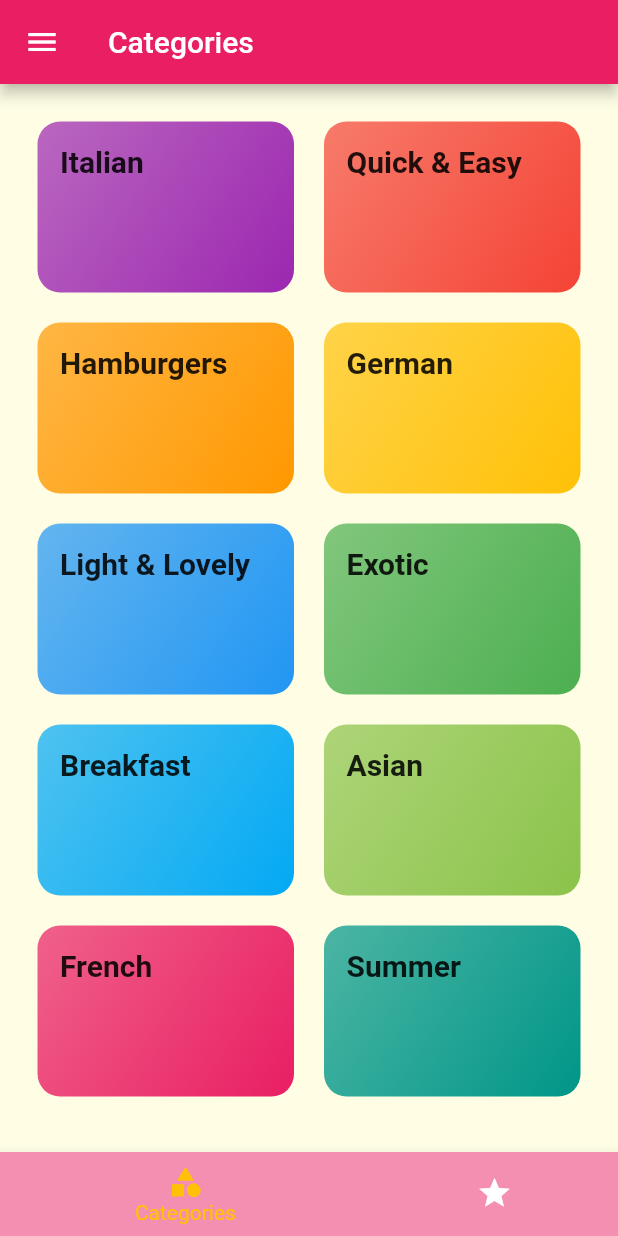
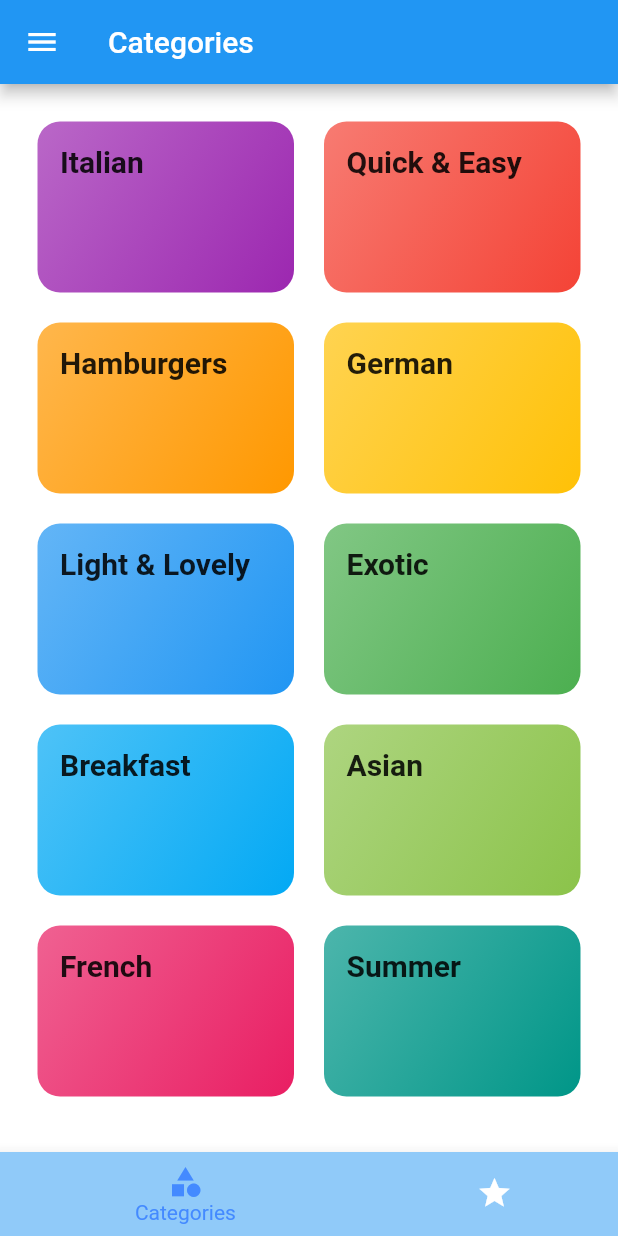
Before and after one commit to FahimFoysal97/meals_app, a Flutter app: the screen it shows after launch, on a phone screen of 412 x 824 dp. Run offline on Flutter 3.47's test engine with Material 2 defaults, Android fonts, the phone set to English and light mode, and no system bars; Roboto replaces fonts that are missing (Raleway, RobotoCondensed).

Commit message:
Changed Colors

```diff
--- a/lib/main.dart
+++ b/lib/main.dart
@@ -69,9 +69,9 @@ class _MyAppState extends State<MyApp> {
     return MaterialApp(
       title: 'DeliMeals',
       theme: ThemeData(
-          primarySwatch: Colors.pink,
-          accentColor: Colors.amber,
-          canvasColor: Color.fromRGBO(255, 254, 229, 1),
+          primarySwatch: Colors.blue,
+          accentColor: Colors.blueAccent,
+          canvasColor: Color.fromRGBO(255, 255, 255, 1.0),
           fontFamily: 'Raleway',
           textTheme: ThemeData.light().textTheme.copyWith(
               body1: TextStyle(
```
